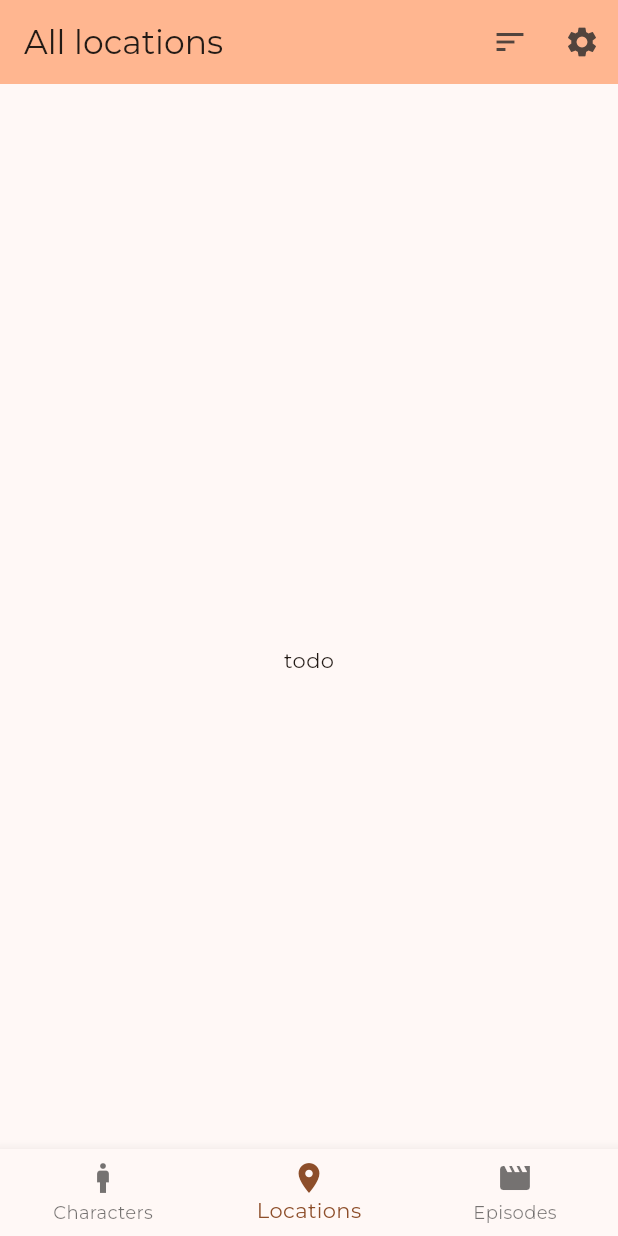
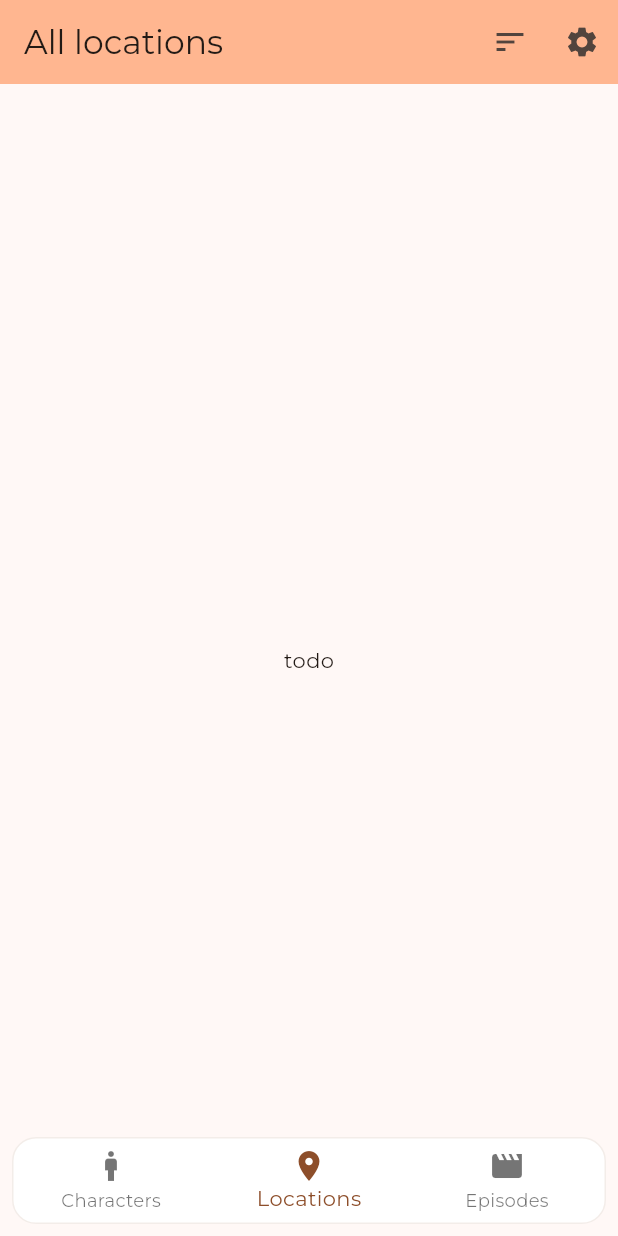
Before and after one commit to dxshulya/flutter-fun, a Flutter app: the screen it shows after launch, item 2 of the bottom bar chosen, on a phone screen of 412 x 824 dp. Run offline on Flutter 3.47's test engine with Material 2 defaults, Android fonts, the phone set to English and light mode, and no system bars.

Commit message:
change bottom app bar

```diff
--- a/lib/app/presentation/features/main/pages/main_page.dart
+++ b/lib/app/presentation/features/main/pages/main_page.dart
@@ -34,7 +34,36 @@ class _MainPageState extends State<MainPage> {
       bottomNavigationBar: Column(
         mainAxisAlignment: MainAxisAlignment.end,
         children: [
+          Padding(
+            padding: const EdgeInsets.all(8.0),
+            child: SafeArea(
+              child: Stack(
+                children: [
+                  Positioned.fill(
+                    child: ClipRRect(
+                      borderRadius: BorderRadius.circular(10),
+                      child: Stack(
+                        children: [
+                          Container(
+                            decoration: BoxDecoration(
+                              color: Colors.white,
+                              borderRadius:
+                              const BorderRadius.all(Radius.circular(16)),
+                              border: Border.all(
+                                width: 1.0,
+                                color: Theme.of(context)
+                                    .primaryColor
+                                    .withOpacity(0.1),
+                              ),
+                            ),
+                          ),
+                        ],
+                      ),
+                    ),
+                  ),
                   BottomNavigationBar(
+                    elevation: 0,
+                    backgroundColor: Colors.transparent,
                     items: widget._tabsSource.tabs
                         .map((t) => t.toBottomNavigationBarItem())
                         .toList(),
@@ -43,6 +72,10 @@ class _MainPageState extends State<MainPage> {
                   ),
                 ],
               ),
+            ),
+          ),
+        ],
+      ),
     );
   }
 }
```
Lines whose indentation alone changed are shown as unchanged.
